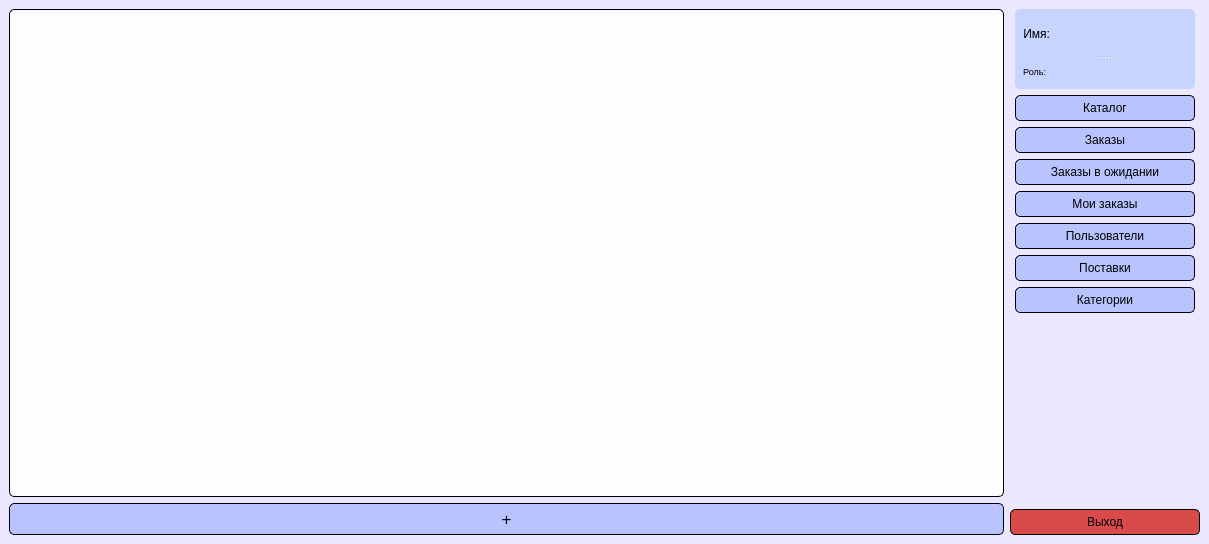
First picture: the form in APP/forms/forms_ui/main_form.ui, repository Danyfff/Diplom_APP, before the edit.
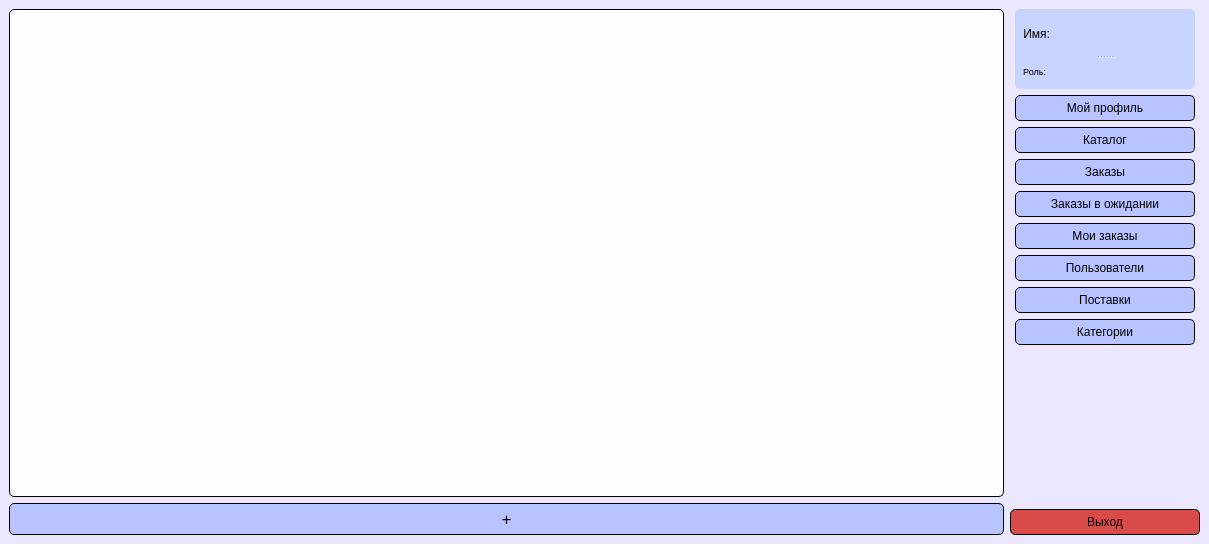
Second picture: the form after the edit.

Commit message: create my user form

What changed in the file:
```diff
--- a/APP/forms/forms_ui/main_form.ui
+++ b/APP/forms/forms_ui/main_form.ui
@@ -255,6 +255,29 @@
             </widget>
            </widget>
           </item>
+          <item>
+           <widget class="QPushButton" name="user_prifil_btn">
+            <property name="styleSheet">
+             <string notr="true">QPushButton {
+	background-color: rgb(185, 196, 255);
+	padding: 5 10 5 10;
+	border:1px solid black;
+	border-radius: 5px;
+}
+
+QPushButton:hover {
+	background-color: rgb(155, 155, 224);
+}
+
+QPushButton:pressed {
+	background-color: rgb(140, 140, 207);
+}</string>
+            </property>
+            <property name="text">
+             <string>Мой профиль</string>
+            </property>
+           </widget>
+          </item>
           <item>
            <widget class="QPushButton" name="products_btn">
             <property name="maximumSize">
```
The commit also changes 4 other files.
